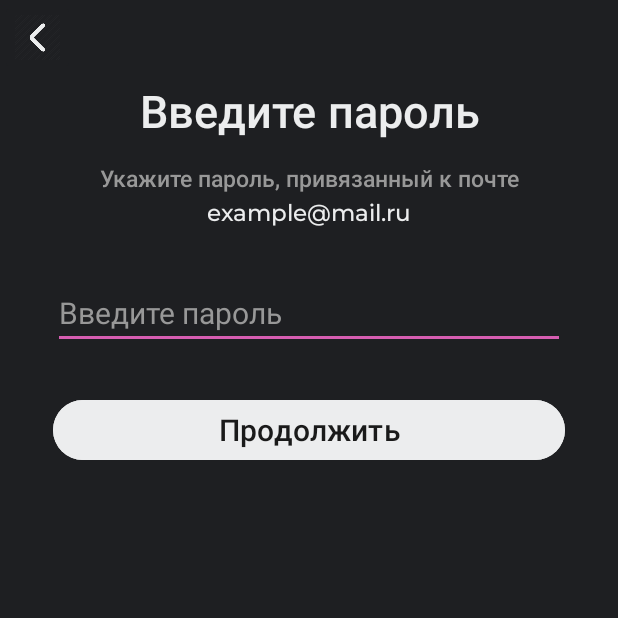
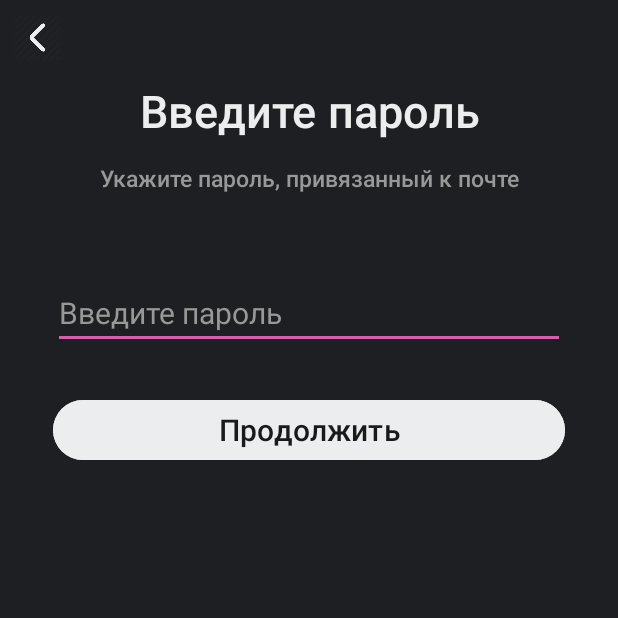
Before and after one commit to Kezy-Kuroyame/Investio, an Android app: the screen it shows after launch (ActivityPasswordLogging), after a tap on "Войти", on a phone screen of 412 x 824 dp, the top half of it. Run offline under Robolectric (Android 15) with nearby library versions, the light colour scheme and no system bars.

Commit message:
fix some interface bugs, add example email in ActivityPasswordLogging, rename cathand.png

```diff
--- a/app/src/main/AndroidManifest.xml
+++ b/app/src/main/AndroidManifest.xml
@@ -13,7 +13,7 @@
         android:theme="@style/Theme.Empty_views_activity"
         tools:targetApi="31">
         <activity
-            android:name=".Registration"
+            android:name=".RegistrationActivity"
             android:exported="false" />
         <activity
             android:name=".ActivityPasswordLogging"
--- a/app/src/main/java/com/example/empty_views_activity/ActivityPasswordLogging.kt
+++ b/app/src/main/java/com/example/empty_views_activity/ActivityPasswordLogging.kt
@@ -5,6 +5,8 @@ import androidx.appcompat.app.AppCompatActivity
 import android.os.Bundle
 import android.widget.Button
 import android.widget.ImageButton
+import android.widget.TextClock
+import android.widget.TextView
 
 class ActivityPasswordLogging : AppCompatActivity() {
     override fun onCreate(savedInstanceState: Bundle?) {
@@ -13,7 +15,8 @@ class ActivityPasswordLogging : AppCompatActivity() {
 
         val buttonContinueLoginIn = findViewById<Button>(R.id.buttonContinueLoginIn)
         val buttonBack = findViewById<ImageButton>(R.id.buttonLoginBack)
-//        val arguments: Bundle =
+        val exampleMain = findViewById<TextView>(R.id.exampleEmail)
+        exampleMain.text = intent.getStringExtra("mail")
 
         buttonBack.setOnClickListener {
             backToLoginIn()
--- a/app/src/main/java/com/example/empty_views_activity/MainActivity.kt
+++ b/app/src/main/java/com/example/empty_views_activity/MainActivity.kt
@@ -16,19 +16,22 @@ class MainActivity : AppCompatActivity() {
         setContentView(R.layout.activity_main)
 
         val buttonLoginIn = findViewById<Button>(R.id.buttonLoginIn)
-//        val buttonRegister = findViewById<Button>(R.id.buttonRegister)
+        val buttonRegister = findViewById<Button>(R.id.buttonRegister)
         val loginEmailAddress = findViewById<EditText>(R.id.loginEmailAddress)
-        val drawable = resources.getDrawable(R.drawable.catHand)
-        loginEmailAddress.setCompoundDrawablesRelativeWithIntrinsicBounds(drawable, null, null, null)
-
 
         buttonLoginIn.setOnClickListener(){ loginIn(loginEmailAddress) }
+        buttonRegister.setOnClickListener(){ register() }
     }
 
     fun loginIn(loginEmailAddress: EditText){
         val intent = Intent(this, ActivityPasswordLogging::class.java)
 
-        intent.putExtra("mail", loginEmailAddress.text)
+        intent.putExtra("mail", loginEmailAddress.text.toString())
+        startActivity(intent)
+    }
+
+    fun register(){
+        val intent = Intent(this, RegistrationActivity::class.java)
         startActivity(intent)
     }
 }
--- a/app/src/main/java/com/example/empty_views_activity/Registration.kt
+++ b/app/src/main/java/com/example/empty_views_activity/RegistrationActivity.kt
@@ -3,10 +3,9 @@ package com.example.empty_views_activity
 import android.content.Intent
 import androidx.appcompat.app.AppCompatActivity
 import android.os.Bundle
-import android.widget.Button
 import android.widget.ImageButton
 
-class Registration : AppCompatActivity() {
+class RegistrationActivity : AppCompatActivity() {
     override fun onCreate(savedInstanceState: Bundle?) {
         super.onCreate(savedInstanceState)
         setContentView(R.layout.activity_registration)
--- a/app/src/main/res/layout/activity_main.xml
+++ b/app/src/main/res/layout/activity_main.xml
@@ -65,10 +65,10 @@
         android:id="@+id/loginCatHand"
         android:layout_width="75sp"
         android:layout_height="75sp"
-        app:srcCompat="@drawable/catHand"
+        app:srcCompat="@drawable/cathand"
         android:layout_centerHorizontal="true"
         android:layout_marginTop="25sp"
         app:tint="@color/cat"
-        />
+        android:contentDescription="@string/cathand" />
 
 </RelativeLayout>
--- a/app/src/main/res/layout/activity_registration.xml
+++ b/app/src/main/res/layout/activity_registration.xml
@@ -5,7 +5,7 @@
     android:layout_width="match_parent"
     android:layout_height="match_parent"
     android:background="@color/background_dark"
-    tools:context=".Registration">
+    tools:context=".RegistrationActivity">
 
     <ImageButton
         android:id="@+id/buttonBack"
--- a/app/src/main/res/values/strings.xml
+++ b/app/src/main/res/values/strings.xml
@@ -17,7 +17,8 @@
     <string name="registration_text">Регистрация</string>
     <string name="input_password">Введите пароль</string>
     <string name="confirmed_password">Повторите пароль</string>
-    <string name="register_button">Зарегитсрироваться</string>
+    <string name="register_button">Зарегистрироваться</string>
+    <string name="cathand">cathand</string>
 
 
 </resources>
```
Also changed, not shown: app/src/main/res/drawable/cathand.png (renamed from app/src/main/res/drawable/catHand.png).
